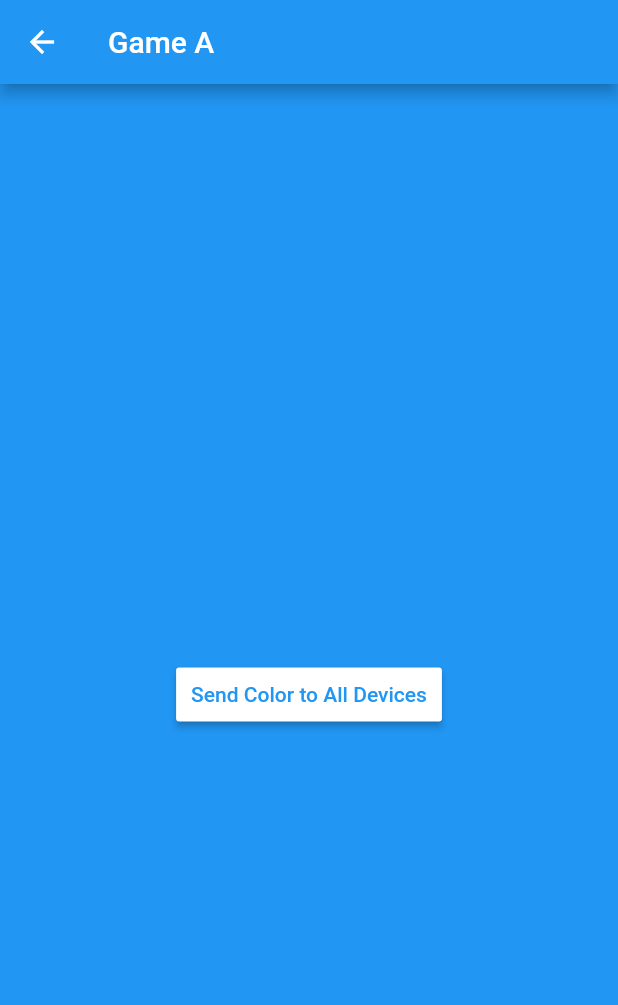
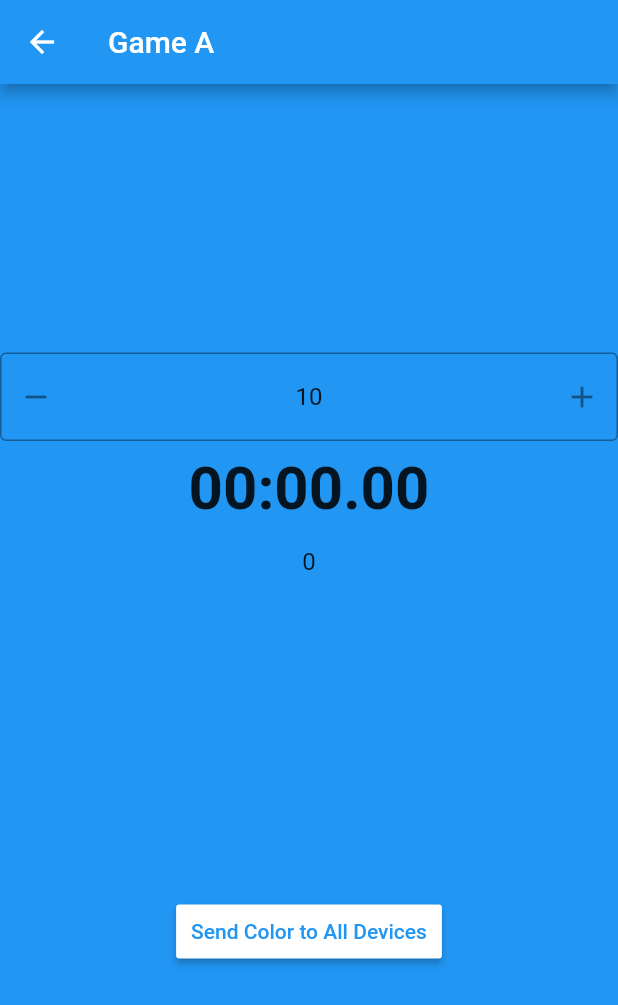
Before and after one commit to cpechhacker/flutter_ble, a Flutter app: the screen it shows after launch, after a tap on "Start Game", on a phone screen of 412 x 824 dp. Shown: the top 1005 px of the screen. Run offline on Flutter 3.47's test engine with Material 2 defaults, Android fonts, the phone set to English and light mode, and no system bars; drawn by our look-alikes of flutter_spinbox; our stand-ins replace flutter_blue, flutter_colorpicker, stop_watch_timer, syncfusion_flutter_gauges; missing offline and left inert: fl_animated_linechart; Roboto replaces fonts that are missing (Helvetica).

Commit message:
add stopwatch and necessary information

```diff
--- a/lib/GameWidget.dart
+++ b/lib/GameWidget.dart
@@ -1,9 +1,14 @@
 import 'dart:async';
 import 'dart:math';
+import 'dart:io';
 
 import 'package:flutter/material.dart';
 import 'package:flutter/widgets.dart';
 import 'package:flutter_ble_cp/BleDeviceSelectionWidget.dart';
+import 'package:flutter_spinbox/material.dart';
+
+
+import 'package:stop_watch_timer/stop_watch_timer.dart';
 
 class GameWidget extends StatefulWidget {
   @override
@@ -21,6 +26,19 @@ class _GameState extends State {
 
   var textMsg = "";
   var CountDevices = "";
+  var DeviceSel = "";
+
+
+  double maxEvents = 10;
+
+  final StopWatchTimer _stopWatchTimer = StopWatchTimer();
+  final _scrollController = ScrollController();
+
+  void set_max_events(setGamesCount) {
+    print("################################");
+    print(setGamesCount);
+    maxEvents = setGamesCount;
+}
 
   @override
   Widget build(BuildContext context) {
@@ -29,17 +47,127 @@ class _GameState extends State {
       appBar: AppBar(
         title: Text('Game A'),
       ),
+
       body: Container(
         child: Center(
+
+
           child: Column(
             mainAxisAlignment: MainAxisAlignment.center,
             children: [
+              SpinBox(
+                min: 1,
+                max: 20,
+                value: 10,
+                onChanged: (setGamesCount) => set_max_events(setGamesCount),
+              ),
+              Padding(
+                padding: const EdgeInsets.only(bottom: 0),
+                child: StreamBuilder<int>(
+                  stream: _stopWatchTimer.rawTime,
+                  initialData: _stopWatchTimer.rawTime.value,
+                  builder: (context, snap) {
+                    final value = snap.data;
+                    final displayTime = StopWatchTimer.getDisplayTime(value, hours: false); // , hours: _isHours);
+                    return Column(
+                      children: <Widget>[
+                        Padding(
+                          padding: const EdgeInsets.all(8),
+                          child: Text(
+                            displayTime,
+                            style: const TextStyle(
+                                fontSize: 40,
+                                fontFamily: 'Helvetica',
+                                fontWeight: FontWeight.bold),
+                          ),
+                        ),
+                        Padding(
+                          padding: const EdgeInsets.all(8),
+                          child: Text(
+                            value.toString(),
+                            style: const TextStyle(
+                                fontSize: 16,
+                                fontFamily: 'Helvetica',
+                                fontWeight: FontWeight.w400),
+                          ),
+                        ),
+                      ],
+                    );
+                  },
+                ),
+              ),
+              /// Lap time.
+              Container(
+                height: 120,
+                margin: const EdgeInsets.all(8),
+                child: StreamBuilder<List<StopWatchRecord>>(
+                  stream: _stopWatchTimer.records,
+                  initialData: _stopWatchTimer.records.value,
+                  builder: (context, snap) {
+
+                    final value = snap.data;
+
+
+                    if (value.isEmpty) {
+                      return Container();
+                    }
+                    Future.delayed(const Duration(milliseconds: 100), () {
+                      _scrollController.animateTo(
+                          _scrollController.position.maxScrollExtent,
+                          duration: const Duration(milliseconds: 200),
+                          curve: Curves.easeOut);
+                    });
+                    print('Listen records. $value');
+
+                    return ListView.builder(
+                      controller: _scrollController,
+                      scrollDirection: Axis.vertical,
+                      itemBuilder: (BuildContext context, int index) {
+                        final data        = value[index];
+                        double timeDiff = 0;
+
+                        if(index > 0) {
+                          final data_vorher = value[index-1];
+                          timeDiff = (data.rawValue - data_vorher.rawValue) / 1000;
+                        }
+
+
+
+                        return Column(
+                          children: <Widget>[
+                            Padding(
+                              padding: const EdgeInsets.all(8),
+                              child: Text(
+                                '${index + 1} ${data.displayTime} ## $timeDiff',
+                                style: const TextStyle(
+                                    fontSize: 17,
+                                    fontFamily: 'Helvetica',
+                                    fontWeight: FontWeight.bold),
+                              ),
+                            ),
+                            const Divider(
+                              height: 10,
+                            )
+                          ],
+                        );
+                      },
+                      itemCount: value.length,
+                    );
+                  },
+                ),
+              ),
+
+
               Text(
                 CountDevices,
                 style: TextStyle(fontSize: 20, fontStyle: FontStyle.italic),
               ),
               Text(
                 textMsg,
+                style: TextStyle(fontSize: 20, fontStyle: FontStyle.italic),
+              ),
+              Text(
+                DeviceSel,
                 style: TextStyle(fontSize: 20, fontStyle: FontStyle.italic),
               ),
               RaisedButton(
@@ -60,7 +188,7 @@ class _GameState extends State {
   // This code is called when the first button is pressed.
   void _firstButtonPressed() {
     print("Button pressed.");
-    _sendColorToAllDevices(red: 20, green: 250, blue: 0);
+    _sendColorToAllDevices(red: 250, green: 0, blue: 0);
   }
 
   void _initializeBleDevices({int red: 250, int green: 30, int blue: 50}) {
@@ -104,18 +232,14 @@ class _GameState extends State {
   var counter = 0;
   var countBleDevices = bleDevices.length;
 
-  var lastDevice = 0;
+  int randomDevice = 0;
+  int lastDevice = 0;
 
   Random _random = Random();
 
   void _onEvent(GameEventType type, {int deviceNumber, List<int> bluetoothData, int timerData}) {
     print("type: $type, deviceNumber: $deviceNumber, bluetoothData: $bluetoothData, timerData: $timerData");
 
-
-    print(lastDevice);
-
-    // Define a random device:
-    var randomDevice = _random.nextInt(bleDevices.length);
 
     // Define Random Colours
     var randomRed   = _random.nextInt(255);
@@ -134,14 +258,44 @@ class _GameState extends State {
       print("Count number of events: $counter");
       counter++;
 
-      _sendColorToDevice(randomDevice, red: randomRed, green: randomGreen, blue: randomBlue);
+      // Define a random device:
+      randomDevice = _random.nextInt(bleDevices.length);
+
+      //_sendColorToDevice(randomDevice, red: randomRed, green: randomGreen, blue: randomBlue);
+      _sendColorToDevice(randomDevice, red: 0, green: 255, blue: 0);
       lastDevice = randomDevice;
+
+      _stopWatchTimer.onExecute.add(StopWatchExecute.lap);
+    }
+
+    if(counter == 0) {
+      _sendColorToDevice(randomDevice, red: 0, green: 255, blue: 0);
+    }
+
+    if(counter == 1) {
+      _stopWatchTimer.onExecute.add(StopWatchExecute.reset);
+      _stopWatchTimer.onExecute.add(StopWatchExecute.start);
+    }
+
+    if(counter >= maxEvents) {
+      _stopWatchTimer.onExecute.add(StopWatchExecute.stop);
+      _sendColorToAllDevices(red: 255, green: 255, blue: 255);
+      print("ENDE");
+      print("###############################");
+
+      sleep(const Duration(seconds: 3));
+      _sendColorToAllDevices(red: 0, green: 0, blue: 0);
+      counter = 0;
+      randomDevice = 0;
+      lastDevice = randomDevice;
+      _sendColorToDevice(randomDevice, red: 0, green: 255, blue: 0);
     }
 
 
     setState(() {
       textMsg = "Count number of events: $counter";
       CountDevices = "Number of connected devices: $countBleDevices";
+      DeviceSel = "Device selected: $randomDevice";
     });
   }
 }
```
